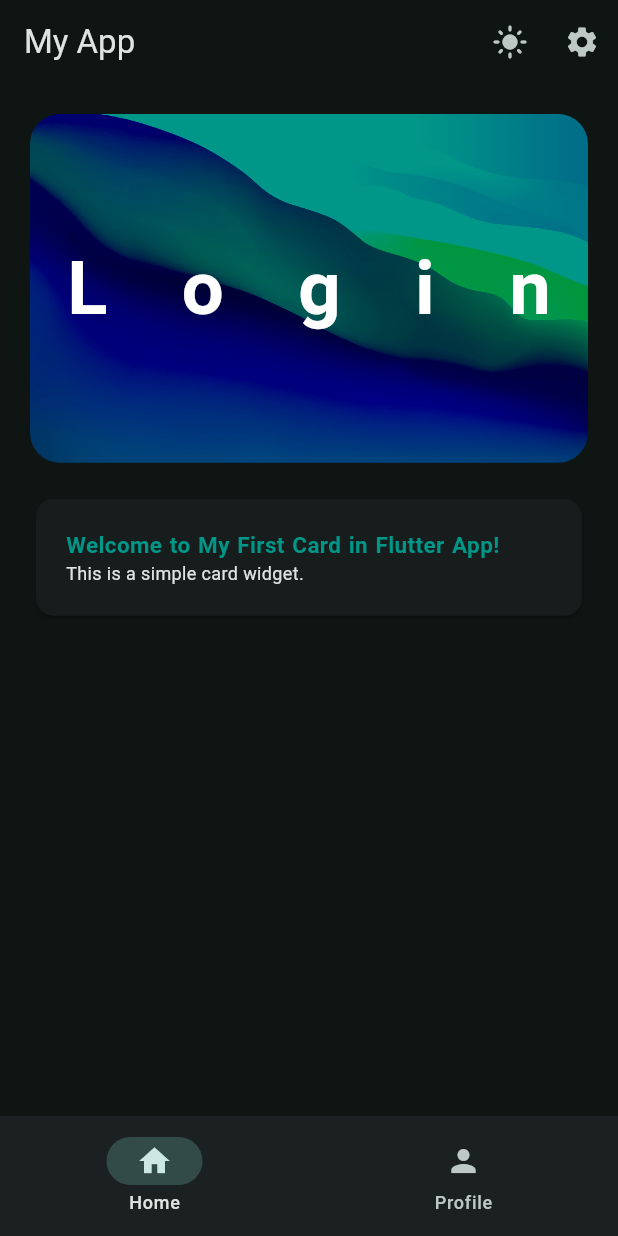
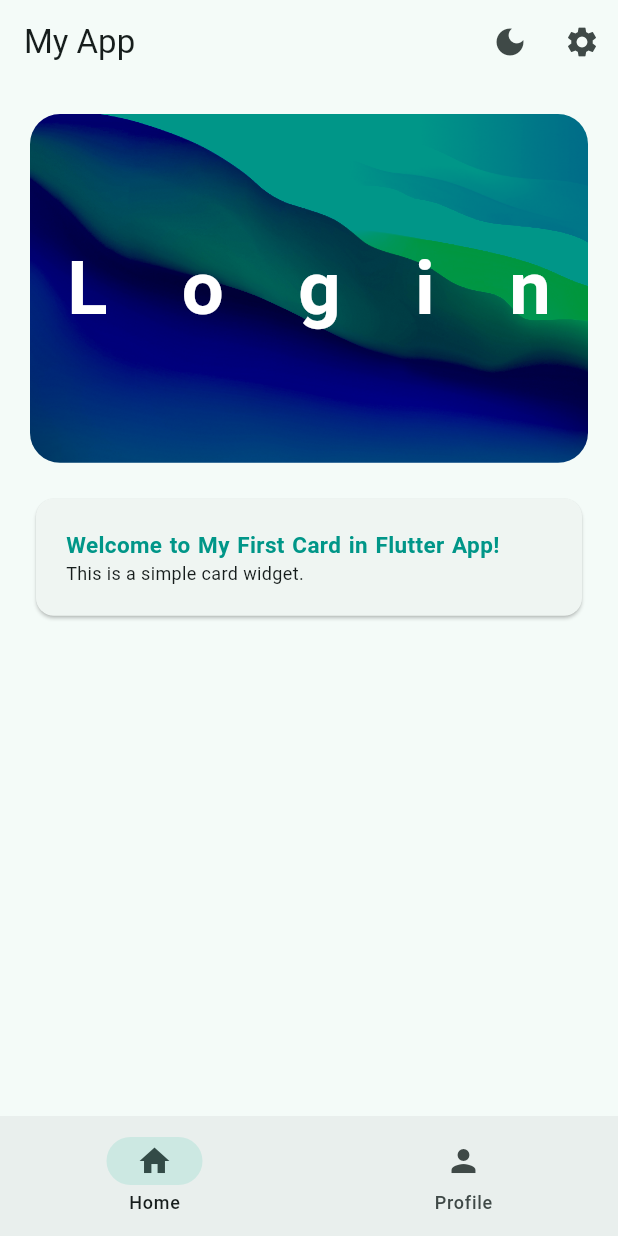
Before and after one commit to krishan226/my_first_Flutter_Practice01, a Flutter app: the screen it shows after launch, after a tap on "Register", after a tap on the "dark mode" icon, on a phone screen of 412 x 824 dp. Run offline on Flutter 3.47's test engine with Material 3 defaults, Android fonts, the phone set to English and light mode, and no system bars; our stand-ins replace lottie, shared_preferences.

Commit message:
DataBase (SharePreference SDK), -----setThemeData using localDataBase

```diff
--- /dev/null
+++ b/devtools_options.yaml
@@ -0,0 +1,3 @@
+description: This file stores settings for Dart & Flutter DevTools.
+documentation: https://docs.flutter.dev/tools/devtools/extensions#configure-extension-enablement-states
+extensions:
--- a/lib/Views/widget_tree.dart
+++ b/lib/Views/widget_tree.dart
@@ -2,7 +2,9 @@ import 'package:flutter/material.dart';
 import 'package:my_first_flutter/Views/Pages/homePage.dart';
 import 'package:my_first_flutter/Views/Pages/profile_page.dart';
 import 'package:my_first_flutter/Views/Pages/settings_page.dart';
+import 'package:my_first_flutter/data/constants.dart';
 import 'package:my_first_flutter/data/notifiers.dart';
+import 'package:shared_preferences/shared_preferences.dart';
 import '../Views/Widgets/navbar_widget.dart';
 
 List<Widget> pages = [
@@ -27,14 +29,20 @@ class _WidgetTreeState extends State<WidgetTree> {
         ),
         actions: [
           IconButton(
-            onPressed: () {
+            onPressed: () async {
+              isDarkModeNotifier.value = !isDarkModeNotifier.value;
+              final SharedPreferences prefs =
+                  await SharedPreferences.getInstance();
+              await prefs.setBool(
+                  KConstants.isDarkModeKey, isDarkModeNotifier.value);
               isDarkModeNotifier.value = !isDarkModeNotifier.value;
             },
             icon: ValueListenableBuilder(
               valueListenable: isDarkModeNotifier,
-              builder: (context, isDark, child) {
+              builder: (context, isDarkValue, child) {
+                print('device theme is: $isDarkValue');
                 return Icon(
-                  isDark ? Icons.light_mode : Icons.dark_mode,
+                  isDarkValue ? Icons.light_mode : Icons.dark_mode,
                 );
               },
             ),
--- a/lib/data/constants.dart
+++ b/lib/data/constants.dart
@@ -12,3 +12,7 @@ class KTextStyle {
     fontSize: 12.0,
   );
 }
+
+class KConstants {
+  static const String isDarkModeKey = 'isDarkModeKey';
+}
--- a/lib/data/notifiers.dart
+++ b/lib/data/notifiers.dart
@@ -4,4 +4,4 @@
 import 'package:flutter/material.dart';
 
 ValueNotifier<int> selectedPageNotifier = ValueNotifier(0);
-ValueNotifier<bool> isDarkModeNotifier = ValueNotifier(false);
+ValueNotifier<bool> isDarkModeNotifier = ValueNotifier(true);
--- a/lib/main.dart
+++ b/lib/main.dart
@@ -1,6 +1,8 @@
 import 'package:flutter/material.dart';
 import 'package:my_first_flutter/Views/Pages/welcomepage.dart';
+import 'package:my_first_flutter/data/constants.dart';
 import 'package:my_first_flutter/data/notifiers.dart';
+import 'package:shared_preferences/shared_preferences.dart';
 
 void main() {
   runApp(const MyApp());
@@ -15,16 +17,28 @@ class MyApp extends StatefulWidget {
 
 class _MyAppState extends State<MyApp> {
   @override
+  void initState() {
+    setUpTheme();
+    super.initState();
+  }
+
+  void setUpTheme() async {
+    final SharedPreferences prefs = await SharedPreferences.getInstance();
+    final bool? repeat = prefs.getBool(KConstants.isDarkModeKey);
+    isDarkModeNotifier.value = repeat ?? false;
+  }
+
+  @override
   Widget build(BuildContext context) {
     return ValueListenableBuilder(
       valueListenable: isDarkModeNotifier,
-      builder: (context, isDarkMode, child) {
+      builder: (context, isDarkModeValue, child) {
         return MaterialApp(
           debugShowCheckedModeBanner: false,
           theme: ThemeData(
             colorScheme: ColorScheme.fromSeed(
               seedColor: Colors.teal,
-              brightness: isDarkMode ? Brightness.dark : Brightness.light,
+              brightness: isDarkModeValue ? Brightness.dark : Brightness.light,
             ),
           ),
           // home: WidgetTree(),
--- a/pubspec.yaml
+++ b/pubspec.yaml
@@ -35,6 +35,7 @@ dependencies:
   # Use with the CupertinoIcons class for iOS style icons.
   cupertino_icons: ^1.0.8
   lottie: ^3.3.1
+  shared_preferences: ^2.5.1
 
 dev_dependencies:
   flutter_test:
```
Also changed, not shown: lib/Views/Pages/loginpage.dart (+8 -7 lines), pubspec.lock, 10 other files.
